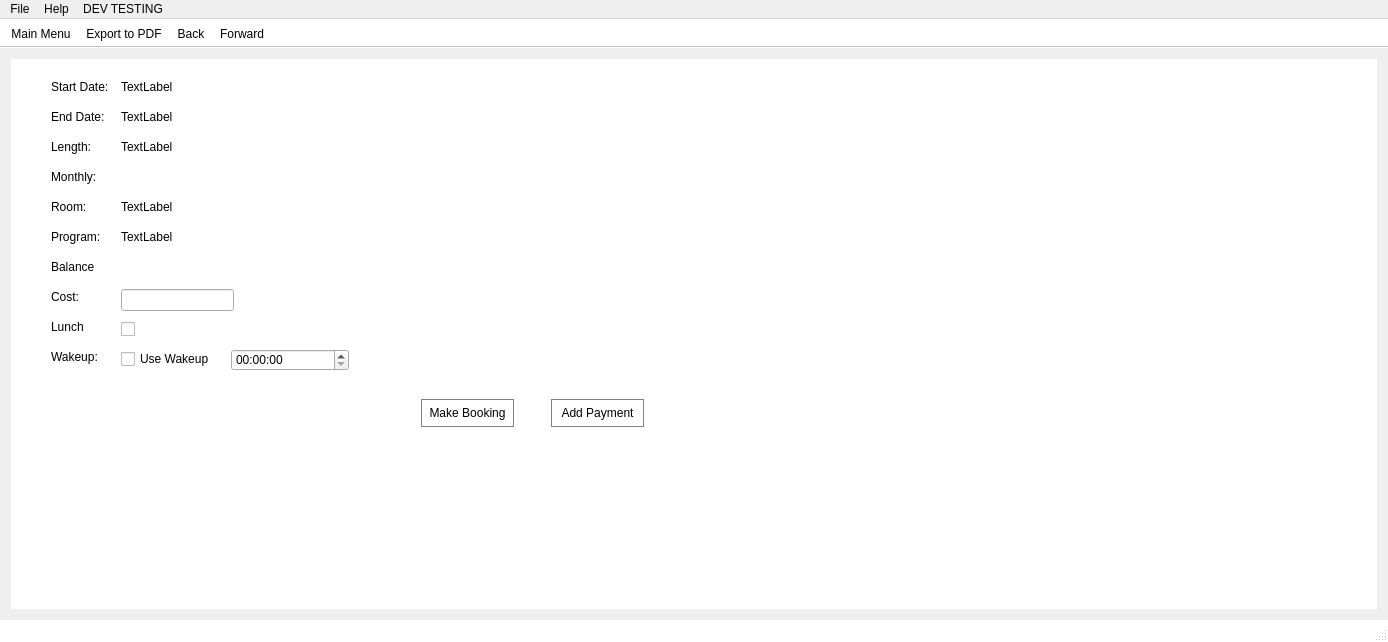
Above: ArcApp/mainwindow.ui from Arc-Project/Arc before the change. Below: the same form after it.
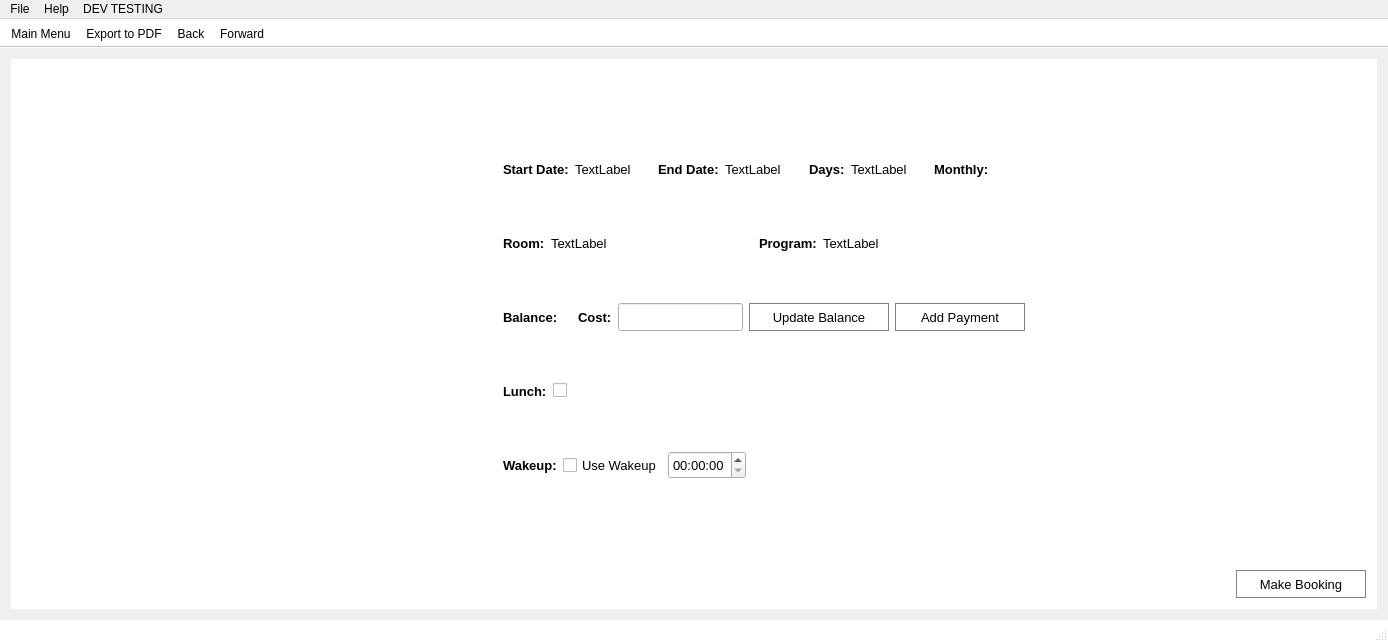
That is the form after the change. The open tabs and pages were chosen to show the change. Icons and pictures are not drawn.

```diff
--- a/ArcApp/mainwindow.ui
+++ b/ArcApp/mainwindow.ui
@@ -105,7 +105,7 @@
   </property>
   <widget class="QWidget" name="centralWidget">
    <layout class="QGridLayout" name="gridLayout_6">
-    <item row="0" column="0">
+    <item row="0" column="1">
      <widget class="QStackedWidget" name="stackedWidget">
       <property name="currentIndex">
        <number>1</number>
@@ -843,299 +843,793 @@
        <zorder>horizontalSpacer_13</zorder>
       </widget>
       <widget class="QWidget" name="bookingPage">
-       <widget class="QLabel" name="label_3">
-        <property name="geometry">
-         <rect>
-          <x>40</x>
-          <y>20</y>
-          <width>81</width>
-          <height>16</height>
-         </rect>
-        </property>
-        <property name="text">
-         <string>Start Date:</string>
-        </property>
-       </widget>
-       <widget class="QLabel" name="label_7">
-        <property name="geometry">
-         <rect>
-          <x>40</x>
-          <y>50</y>
-          <width>81</width>
-          <height>16</height>
-         </rect>
-        </property>
-        <property name="text">
-         <string>End Date:</string>
-        </property>
-       </widget>
-       <widget class="QLabel" name="label_11">
-        <property name="geometry">
-         <rect>
-          <x>40</x>
-          <y>140</y>
-          <width>55</width>
-          <height>16</height>
-         </rect>
-        </property>
-        <property name="text">
-         <string>Room:</string>
-        </property>
-       </widget>
-       <widget class="QLabel" name="label_12">
-        <property name="geometry">
-         <rect>
-          <x>40</x>
-          <y>230</y>
-          <width>81</width>
-          <height>16</height>
-         </rect>
-        </property>
-        <property name="text">
-         <string>Cost:</string>
-        </property>
-       </widget>
-       <widget class="QLabel" name="label_13">
-        <property name="geometry">
-         <rect>
-          <x>40</x>
-          <y>260</y>
-          <width>55</width>
-          <height>16</height>
-         </rect>
-        </property>
-        <property name="text">
-         <string>Lunch</string>
-        </property>
-       </widget>
-       <widget class="QLabel" name="label_14">
-        <property name="geometry">
-         <rect>
-          <x>40</x>
-          <y>290</y>
-          <width>55</width>
-          <height>16</height>
-         </rect>
-        </property>
-        <property name="text">
-         <string>Wakeup:</string>
-        </property>
-       </widget>
-       <widget class="QTimeEdit" name="wakeTime">
-        <property name="geometry">
-         <rect>
-          <x>220</x>
-          <y>290</y>
-          <width>118</width>
-          <height>22</height>
-         </rect>
-        </property>
-       </widget>
-       <widget class="QCheckBox" name="lunchCheck">
-        <property name="geometry">
-         <rect>
-          <x>110</x>
-          <y>260</y>
-          <width>81</width>
-          <height>20</height>
-         </rect>
-        </property>
-        <property name="text">
-         <string/>
-        </property>
-       </widget>
-       <widget class="QLineEdit" name="costInput">
-        <property name="geometry">
-         <rect>
-          <x>110</x>
-          <y>230</y>
-          <width>113</width>
-          <height>22</height>
-         </rect>
-        </property>
-       </widget>
-       <widget class="QLabel" name="roomLabel">
-        <property name="geometry">
-         <rect>
-          <x>110</x>
-          <y>140</y>
-          <width>161</width>
-          <height>16</height>
-         </rect>
-        </property>
-        <property name="text">
-         <string>TextLabel</string>
-        </property>
-       </widget>
-       <widget class="QLabel" name="endLabel">
-        <property name="geometry">
-         <rect>
-          <x>110</x>
-          <y>50</y>
-          <width>211</width>
-          <height>16</height>
-         </rect>
-        </property>
-        <property name="text">
-         <string>TextLabel</string>
-        </property>
-       </widget>
-       <widget class="QLabel" name="startLabel">
-        <property name="geometry">
-         <rect>
-          <x>110</x>
-          <y>20</y>
-          <width>161</width>
-          <height>16</height>
-         </rect>
-        </property>
-        <property name="text">
-         <string>TextLabel</string>
-        </property>
-       </widget>
-       <widget class="QPushButton" name="makeBookingButton_2">
-        <property name="geometry">
-         <rect>
-          <x>410</x>
-          <y>340</y>
-          <width>93</width>
-          <height>28</height>
-         </rect>
-        </property>
-        <property name="text">
-         <string>Make Booking</string>
-        </property>
-       </widget>
-       <widget class="QCheckBox" name="wakeupCheck">
-        <property name="geometry">
-         <rect>
-          <x>110</x>
-          <y>290</y>
-          <width>101</width>
-          <height>20</height>
-         </rect>
-        </property>
-        <property name="text">
-         <string>Use Wakeup</string>
-        </property>
-       </widget>
-       <widget class="QLabel" name="label_15">
-        <property name="geometry">
-         <rect>
-          <x>40</x>
-          <y>170</y>
-          <width>61</width>
-          <height>16</height>
-         </rect>
-        </property>
-        <property name="text">
-         <string>Program:</string>
-        </property>
-       </widget>
-       <widget class="QLabel" name="programLabel">
-        <property name="geometry">
-         <rect>
-          <x>110</x>
-          <y>170</y>
-          <width>101</width>
-          <height>16</height>
-         </rect>
-        </property>
-        <property name="text">
-         <string>TextLabel</string>
-        </property>
-       </widget>
-       <widget class="QLabel" name="label_16">
-        <property name="geometry">
-         <rect>
-          <x>40</x>
-          <y>200</y>
-          <width>81</width>
-          <height>16</height>
-         </rect>
-        </property>
-        <property name="text">
-         <string>Balance</string>
-        </property>
-       </widget>
-       <widget class="QLabel" name="stayLabel">
-        <property name="geometry">
-         <rect>
-          <x>110</x>
-          <y>200</y>
-          <width>131</width>
-          <height>16</height>
-         </rect>
-        </property>
-        <property name="text">
-         <string/>
-        </property>
-       </widget>
-       <widget class="QLabel" name="label_17">
-        <property name="geometry">
-         <rect>
-          <x>40</x>
-          <y>80</y>
-          <width>71</width>
-          <height>16</height>
-         </rect>
-        </property>
-        <property name="text">
-         <string>Length:</string>
-        </property>
-       </widget>
-       <widget class="QLabel" name="lengthOfStayLabel">
-        <property name="geometry">
-         <rect>
-          <x>110</x>
-          <y>80</y>
-          <width>55</width>
-          <height>16</height>
-         </rect>
-        </property>
-        <property name="text">
-         <string>TextLabel</string>
-        </property>
-       </widget>
-       <widget class="QLabel" name="label_18">
-        <property name="geometry">
-         <rect>
-          <x>40</x>
-          <y>110</y>
-          <width>55</width>
-          <height>16</height>
-         </rect>
-        </property>
-        <property name="text">
-         <string>Monthly:</string>
-        </property>
-       </widget>
-       <widget class="QLabel" name="monthLabel">
-        <property name="geometry">
-         <rect>
-          <x>110</x>
-          <y>110</y>
-          <width>55</width>
-          <height>16</height>
-         </rect>
-        </property>
-        <property name="text">
-         <string/>
-        </property>
-       </widget>
-       <widget class="QPushButton" name="paymentButton_2">
-        <property name="geometry">
-         <rect>
-          <x>540</x>
-          <y>340</y>
-          <width>93</width>
-          <height>28</height>
-         </rect>
-        </property>
-        <property name="text">
-         <string>Add Payment</string>
-        </property>
-       </widget>
+       <layout class="QGridLayout" name="gridLayout_22">
+        <item row="1" column="1">
+         <layout class="QVBoxLayout" name="verticalLayout_13">
+          <item>
+           <layout class="QHBoxLayout" name="horizontalLayout_43">
+            <item>
+             <layout class="QHBoxLayout" name="horizontalLayout_23">
+              <item>
+               <widget class="QLabel" name="label_3">
+                <property name="minimumSize">
+                 <size>
+                  <width>0</width>
+                  <height>28</height>
+                 </size>
+                </property>
+                <property name="font">
+                 <font>
+                  <pointsize>10</pointsize>
+                  <weight>75</weight>
+                  <bold>true</bold>
+                 </font>
+                </property>
+                <property name="text">
+                 <string>Start Date:</string>
+                </property>
+               </widget>
+              </item>
+              <item>
+               <widget class="QLabel" name="startLabel">
+                <property name="minimumSize">
+                 <size>
+                  <width>0</width>
+                  <height>28</height>
+                 </size>
+                </property>
+                <property name="font">
+                 <font>
+                  <pointsize>10</pointsize>
+                 </font>
+                </property>
+                <property name="text">
+                 <string>TextLabel</string>
+                </property>
+               </widget>
+              </item>
+             </layout>
+            </item>
+            <item>
+             <spacer name="horizontalSpacer_16">
+              <property name="orientation">
+               <enum>Qt::Horizontal</enum>
+              </property>
+              <property name="sizeHint" stdset="0">
+               <size>
+                <width>40</width>
+                <height>20</height>
+               </size>
+              </property>
+             </spacer>
+            </item>
+            <item>
+             <layout class="QHBoxLayout" name="horizontalLayout_24">
+              <item>
+               <widget class="QLabel" name="label_7">
+                <property name="minimumSize">
+                 <size>
+                  <width>0</width>
+                  <height>28</height>
+                 </size>
+                </property>
+                <property name="font">
+                 <font>
+                  <pointsize>10</pointsize>
+                  <weight>75</weight>
+                  <bold>true</bold>
+                 </font>
+                </property>
+                <property name="text">
+                 <string>End Date:</string>
+                </property>
+               </widget>
+              </item>
+              <item>
+               <widget class="QLabel" name="endLabel">
+                <property name="minimumSize">
+                 <size>
+                  <width>0</width>
+                  <height>28</height>
+                 </size>
+                </property>
+                <property name="font">
+                 <font>
+                  <pointsize>10</pointsize>
+                 </font>
+                </property>
+                <property name="text">
+                 <string>TextLabel</string>
+                </property>
+               </widget>
+              </item>
+             </layout>
+            </item>
+            <item>
+             <spacer name="horizontalSpacer_17">
+              <property name="orientation">
+               <enum>Qt::Horizontal</enum>
+              </property>
+              <property name="sizeHint" stdset="0">
+               <size>
+                <width>40</width>
+                <height>20</height>
+               </size>
+              </property>
+             </spacer>
+            </item>
+            <item>
+             <layout class="QHBoxLayout" name="horizontalLayout_25">
+              <item>
+               <widget class="QLabel" name="label_17">
+                <property name="minimumSize">
+                 <size>
+                  <width>0</width>
+                  <height>28</height>
+                 </size>
+                </property>
+                <property name="font">
+                 <font>
+                  <pointsize>10</pointsize>
+                  <weight>75</weight>
+                  <bold>true</bold>
+                 </font>
+                </property>
+                <property name="text">
+                 <string>Days:</string>
+                </property>
+               </widget>
+              </item>
+              <item>
+               <widget class="QLabel" name="lengthOfStayLabel">
+                <property name="sizePolicy">
+                 <sizepolicy hsizetype="Minimum" vsizetype="Preferred">
+                  <horstretch>0</horstretch>
+                  <verstretch>0</verstretch>
+                 </sizepolicy>
+                </property>
+                <property name="minimumSize">
+                 <size>
+                  <width>0</width>
+                  <height>28</height>
+                 </size>
+                </property>
+                <property name="font">
+                 <font>
+                  <pointsize>10</pointsize>
+                 </font>
+                </property>
+                <property name="text">
+                 <string>TextLabel</string>
+                </property>
+               </widget>
+              </item>
+             </layout>
+            </item>
+            <item>
+             <spacer name="horizontalSpacer_23">
+              <property name="orientation">
+               <enum>Qt::Horizontal</enum>
+              </property>
+              <property name="sizeHint" stdset="0">
+               <size>
+                <width>40</width>
+                <height>20</height>
+               </size>
+              </property>
+             </spacer>
+            </item>
+            <item>
+             <layout class="QHBoxLayout" name="horizontalLayout_26">
+              <item>
+               <widget class="QLabel" name="label_18">
+                <property name="minimumSize">
+                 <size>
+                  <width>0</width>
+                  <height>28</height>
+                 </size>
+                </property>
+                <property name="font">
+                 <font>
+                  <pointsize>10</pointsize>
+                  <weight>75</weight>
+                  <bold>true</bold>
+                 </font>
+                </property>
+                <property name="text">
+                 <string>Monthly:</string>
+                </property>
+               </widget>
+              </item>
+              <item>
+               <widget class="QLabel" name="monthLabel">
+                <property name="minimumSize">
+                 <size>
+                  <width>0</width>
+                  <height>28</height>
+                 </size>
+                </property>
+                <property name="font">
+                 <font>
+                  <pointsize>10</pointsize>
+                 </font>
+                </property>
+                <property name="text">
+                 <string/>
+                </property>
+               </widget>
+              </item>
+             </layout>
+            </item>
+            <item>
+             <spacer name="horizontalSpacer_24">
+              <property name="orientation">
+               <enum>Qt::Horizontal</enum>
+              </property>
+              <property name="sizeHint" stdset="0">
+               <size>
+                <width>40</width>
+                <height>20</height>
+               </size>
+              </property>
+             </spacer>
+            </item>
+           </layout>
+          </item>
+          <item>
+           <spacer name="verticalSpacer_11">
+            <property name="orientation">
+             <enum>Qt::Vertical</enum>
+            </property>
+            <property name="sizeHint" stdset="0">
+             <size>
+              <width>20</width>
+              <height>40</height>
+             </size>
+            </property>
+           </spacer>
+          </item>
+          <item>
+           <layout class="QHBoxLayout" name="horizontalLayout_44">
+            <item>
+             <layout class="QHBoxLayout" name="horizontalLayout_35">
+              <item>
+               <widget class="QLabel" name="label_11">
+                <property name="minimumSize">
+                 <size>
+                  <width>0</width>
+                  <height>28</height>
+                 </size>
+                </property>
+                <property name="font">
+                 <font>
+                  <pointsize>10</pointsize>
+                  <weight>75</weight>
+                  <bold>true</bold>
+                 </font>
+                </property>
+                <property name="text">
+                 <string>Room:</string>
+                </property>
+               </widget>
+              </item>
+              <item>
+               <widget class="QLabel" name="roomLabel">
+                <property name="minimumSize">
+                 <size>
+                  <width>0</width>
+                  <height>28</height>
+                 </size>
+                </property>
+                <property name="font">
+                 <font>
+                  <pointsize>10</pointsize>
+                 </font>
+                </property>
+                <property name="text">
+                 <string>TextLabel</string>
+                </property>
+               </widget>
+              </item>
+             </layout>
+            </item>
+            <item>
+             <spacer name="horizontalSpacer_28">
+              <property name="orientation">
+               <enum>Qt::Horizontal</enum>
+              </property>
+              <property name="sizeHint" stdset="0">
+               <size>
+                <width>40</width>
+                <height>20</height>
+               </size>
+              </property>
+             </spacer>
+            </item>
+            <item>
+             <layout class="QHBoxLayout" name="horizontalLayout_36">
+              <item>
+               <widget class="QLabel" name="label_15">
+                <property name="minimumSize">
+                 <size>
+                  <width>0</width>
+                  <height>28</height>
+                 </size>
+                </property>
+                <property name="font">
+                 <font>
+                  <pointsize>10</pointsize>
+                  <weight>75</weight>
+                  <bold>true</bold>
+                 </font>
+                </property>
+                <property name="text">
+                 <string>Program:</string>
+                </property>
+               </widget>
+              </item>
+              <item>
+               <widget class="QLabel" name="programLabel">
+                <property name="minimumSize">
+                 <size>
+                  <width>0</width>
+                  <height>28</height>
+                 </size>
+                </property>
+                <property name="font">
+                 <font>
+                  <pointsize>10</pointsize>
+                 </font>
+                </property>
+                <property name="text">
+                 <string>TextLabel</string>
+                </property>
+               </widget>
+              </item>
+             </layout>
+            </item>
+            <item>
+             <spacer name="horizontalSpacer_27">
+              <property name="orientation">
+               <enum>Qt::Horizontal</enum>
+              </property>
+              <property name="sizeHint" stdset="0">
+               <size>
+                <width>40</width>
+                <height>20</height>
+               </size>
+              </property>
+             </spacer>
+            </item>
+           </layout>
+          </item>
+          <item>
+           <spacer name="verticalSpacer_12">
+            <property name="orientation">
+             <enum>Qt::Vertical</enum>
+            </property>
+            <property name="sizeHint" stdset="0">
+             <size>
+              <width>20</width>
+              <height>40</height>
+             </size>
+            </property>
+           </spacer>
+          </item>
+          <item>
+           <layout class="QHBoxLayout" name="horizontalLayout_42">
+            <item>
+             <layout class="QHBoxLayout" name="horizontalLayout_37">
+              <item>
+               <widget class="QLabel" name="label_16">
+                <property name="minimumSize">
+                 <size>
+                  <width>0</width>
+                  <height>28</height>
+                 </size>
+                </property>
+                <property name="font">
+                 <font>
+                  <pointsize>10</pointsize>
+                  <weight>75</weight>
+                  <bold>true</bold>
+                 </font>
+                </property>
+                <property name="text">
+                 <string>Balance:</string>
+                </property>
+               </widget>
+              </item>
+              <item>
+               <widget class="QLabel" name="stayLabel">
+                <property name="minimumSize">
+                 <size>
+                  <width>0</width>
+                  <height>28</height>
+                 </size>
+                </property>
+                <property name="font">
+                 <font>
+                  <pointsize>10</pointsize>
+                 </font>
+                </property>
+                <property name="text">
+                 <string/>
+                </property>
+               </widget>
+              </item>
+             </layout>
+            </item>
+            <item>
+             <spacer name="horizontalSpacer_33">
+              <property name="orientation">
+               <enum>Qt::Horizontal</enum>
+              </property>
+              <property name="sizeHint" stdset="0">
+               <size>
+                <width>40</width>
+                <height>20</height>
+               </size>
+              </property>
+             </spacer>
+            </item>
+            <item>
+             <layout class="QHBoxLayout" name="horizontalLayout_38">
+              <item>
+               <widget class="QLabel" name="label_12">
+                <property name="minimumSize">
+                 <size>
+                  <width>0</width>
+                  <height>28</height>
+                 </size>
+                </property>
+                <property name="font">
+                 <font>
+                  <pointsize>10</pointsize>
+                  <weight>75</weight>
+                  <bold>true</bold>
+                 </font>
+                </property>
+                <property name="text">
+                 <string>Cost:</string>
+                </property>
+               </widget>
+              </item>
+              <item>
+               <widget class="QLineEdit" name="costInput">
+                <property name="sizePolicy">
+                 <sizepolicy hsizetype="Minimum" vsizetype="Fixed">
+                  <horstretch>0</horstretch>
+                  <verstretch>0</verstretch>
+                 </sizepolicy>
+                </property>
+                <property name="minimumSize">
+                 <size>
+                  <width>0</width>
+                  <height>28</height>
+                 </size>
+                </property>
+                <property name="font">
+                 <font>
+                  <pointsize>10</pointsize>
+                 </font>
+                </property>
+               </widget>
+              </item>
+             </layout>
+            </item>
+            <item>
+             <layout class="QHBoxLayout" name="horizontalLayout_41">
+              <item>
+               <widget class="QPushButton" name="pushButton_10">
+                <property name="minimumSize">
+                 <size>
+                  <width>140</width>
+                  <height>28</height>
+                 </size>
+                </property>
+                <property name="font">
+                 <font>
+                  <pointsize>10</pointsize>
+                 </font>
+                </property>
+                <property name="text">
+                 <string>Update Balance</string>
+                </property>
+               </widget>
+              </item>
+              <item>
+               <widget class="QPushButton" name="paymentButton_2">
+                <property name="minimumSize">
+                 <size>
+                  <width>130</width>
+                  <height>28</height>
+                 </size>
+                </property>
+                <property name="font">
+                 <font>
+                  <pointsize>10</pointsize>
+                 </font>
+                </property>
+                <property name="text">
+                 <string>Add Payment</string>
+                </property>
+               </widget>
+              </item>
+              <item>
+               <spacer name="horizontalSpacer_29">
+                <property name="orientation">
+                 <enum>Qt::Horizontal</enum>
+                </property>
+                <property name="sizeHint" stdset="0">
+                 <size>
+                  <width>40</width>
+                  <height>20</height>
+                 </size>
+                </property>
+               </spacer>
+              </item>
+             </layout>
+            </item>
+           </layout>
+          </item>
+          <item>
+           <spacer name="verticalSpacer_16">
+            <property name="orientation">
+             <enum>Qt::Vertical</enum>
+            </property>
+            <property name="sizeHint" stdset="0">
+             <size>
+              <width>20</width>
+              <height>40</height>
+             </size>
+            </property>
+           </spacer>
+          </item>
+          <item>
+           <layout class="QHBoxLayout" name="horizontalLayout_40">
+            <item>
+             <widget class="QLabel" name="label_13">
+              <property name="minimumSize">
+               <size>
+                <width>0</width>
+                <height>28</height>
+               </size>
+              </property>
+              <property name="font">
+               <font>
+                <pointsize>10</pointsize>
+                <weight>75</weight>
+                <bold>true</bold>
+               </font>
+              </property>
+              <property name="text">
+               <string>Lunch:</string>
+              </property>
+             </widget>
+            </item>
+            <item>
+             <widget class="QCheckBox" name="lunchCheck">
+              <property name="text">
+               <string/>
+              </property>
+             </widget>
+            </item>
+            <item>
+             <spacer name="horizontalSpacer_14">
+              <property name="orientation">
+               <enum>Qt::Horizontal</enum>
+              </property>
+              <property name="sizeHint" stdset="0">
+               <size>
+                <width>40</width>
+                <height>20</height>
+               </size>
+              </property>
+             </spacer>
+            </item>
+           </layout>
+          </item>
+          <item>
+           <spacer name="verticalSpacer_17">
+            <property name="orientation">
+             <enum>Qt::Vertical</enum>
+            </property>
+            <property name="sizeHint" stdset="0">
+             <size>
+              <width>20</width>
+              <height>40</height>
+             </size>
+            </property>
+           </spacer>
+          </item>
+          <item>
+           <layout class="QHBoxLayout" name="horizontalLayout_39">
+            <item>
+             <widget class="QLabel" name="label_14">
+              <property name="minimumSize">
+               <size>
+                <width>0</width>
+                <height>28</height>
+               </size>
+              </property>
+              <property name="font">
+               <font>
+                <pointsize>10</pointsize>
+                <weight>75</weight>
+                <bold>true</bold>
+               </font>
+              </property>
+              <property name="text">
+               <string>Wakeup:</string>
+              </property>
+             </widget>
+            </item>
+            <item>
+             <widget class="QCheckBox" name="wakeupCheck">
+              <property name="minimumSize">
+               <size>
+                <width>0</width>
+                <height>28</height>
+               </size>
+              </property>
+              <property name="font">
+               <font>
+                <pointsize>10</pointsize>
+               </font>
+              </property>
+              <property name="text">
+               <string>Use Wakeup</string>
+              </property>
+             </widget>
+            </item>
+            <item>
+             <widget class="QTimeEdit" name="wakeTime">
+              <property name="minimumSize">
+               <size>
+                <width>0</width>
+                <height>28</height>
+               </size>
+              </property>
+              <property name="font">
+               <font>
+                <pointsize>10</pointsize>
+               </font>
+              </property>
+             </widget>
+            </item>
+            <item>
+             <spacer name="horizontalSpacer_30">
+              <property name="orientation">
+               <enum>Qt::Horizontal</enum>
+              </property>
+              <property name="sizeHint" stdset="0">
+               <size>
+                <width>40</width>
+                <height>20</height>
+               </size>
+              </property>
+             </spacer>
+            </item>
+           </layout>
+          </item>
+         </layout>
+        </item>
+        <item row="1" column="2">
+         <spacer name="horizontalSpacer_31">
+          <property name="orientation">
+           <enum>Qt::Horizontal</enum>
+          </property>
+          <property name="sizeHint" stdset="0">
+           <size>
+            <width>459</width>
+            <height>20</height>
+           </size>
+          </property>
+         </spacer>
+        </item>
+        <item row="1" column="0">
+         <spacer name="horizontalSpacer_32">
+          <property name="orientation">
+           <enum>Qt::Horizontal</enum>
+          </property>
+          <property name="sizeHint" stdset="0">
+           <size>
+            <width>735</width>
+            <height>20</height>
+           </size>
+          </property>
+         </spacer>
+        </item>
+        <item row="4" column="3">
+         <spacer name="verticalSpacer_7">
+          <property name="orientation">
+           <enum>Qt::Vertical</enum>
+          </property>
+          <property name="sizeHint" stdset="0">
+           <size>
+            <width>20</width>
+            <height>40</height>
+           </size>
+          </property>
+         </spacer>
+        </item>
+        <item row="5" column="3">
+         <widget class="QPushButton" name="makeBookingButton_2">
+          <property name="minimumSize">
+           <size>
+            <width>130</width>
+            <height>28</height>
+           </size>
+          </property>
+          <property name="font">
+           <font>
+            <pointsize>10</pointsize>
+           </font>
+          </property>
+          <property name="text">
+           <string>Make Booking</string>
+          </property>
+         </widget>
+        </item>
+        <item row="5" column="1">
+         <spacer name="horizontalSpacer_15">
+          <property name="orientation">
+           <enum>Qt::Horizontal</enum>
+          </property>
+          <property name="sizeHint" stdset="0">
+           <size>
+            <width>40</width>
+            <height>20</height>
+           </size>
+          </property>
+         </spacer>
+        </item>
+        <item row="0" column="1">
+         <spacer name="verticalSpacer_10">
+          <property name="orientation">
+           <enum>Qt::Vertical</enum>
+          </property>
+          <property name="sizeHint" stdset="0">
+           <size>
+            <width>20</width>
+            <height>40</height>
+           </size>
+          </property>
+         </spacer>
+        </item>
+       </layout>
+       <zorder>label_3</zorder>
+       <zorder>label_7</zorder>
+       <zorder>label_11</zorder>
+       <zorder>label_12</zorder>
+       <zorder>label_13</zorder>
+       <zorder>label_14</zorder>
+       <zorder>wakeTime</zorder>
+       <zorder>lunchCheck</zorder>
+       <zorder>costInput</zorder>
+       <zorder>roomLabel</zorder>
+       <zorder>endLabel</zorder>
+       <zorder>startLabel</zorder>
+       <zorder>makeBookingButton_2</zorder>
+       <zorder>wakeupCheck</zorder>
+       <zorder>label_15</zorder>
+       <zorder>programLabel</zorder>
+       <zorder>label_16</zorder>
+       <zorder>stayLabel</zorder>
+       <zorder>label_17</zorder>
+       <zorder>lengthOfStayLabel</zorder>
+       <zorder>label_18</zorder>
+       <zorder>monthLabel</zorder>
+       <zorder>paymentButton_2</zorder>
+       <zorder>label_18</zorder>
+       <zorder>pushButton_10</zorder>
+       <zorder></zorder>
+       <zorder>verticalSpacer_7</zorder>
+       <zorder>horizontalSpacer_15</zorder>
+       <zorder>horizontalSpacer_31</zorder>
+       <zorder>horizontalSpacer_32</zorder>
+       <zorder>verticalSpacer_10</zorder>
       </widget>
       <widget class="QWidget" name="paymentPage">
        <widget class="QLabel" name="label_4">
```
Left out of the diff: 2 changed lines with no effect on the pictures.
